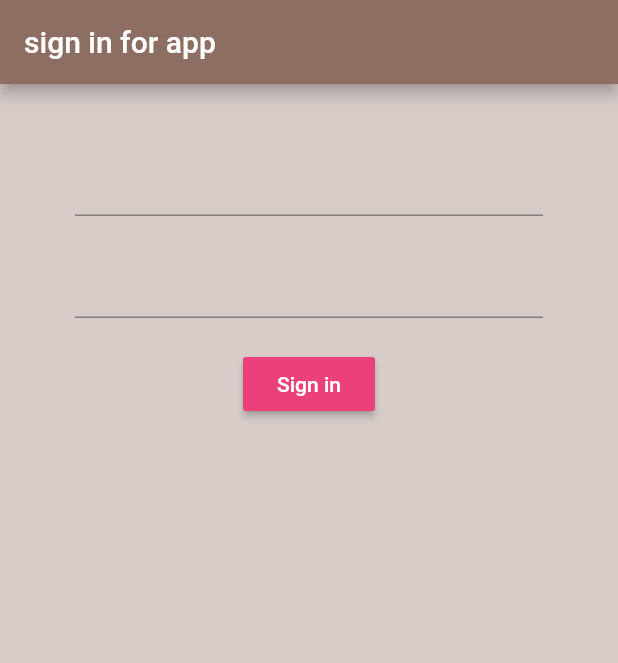
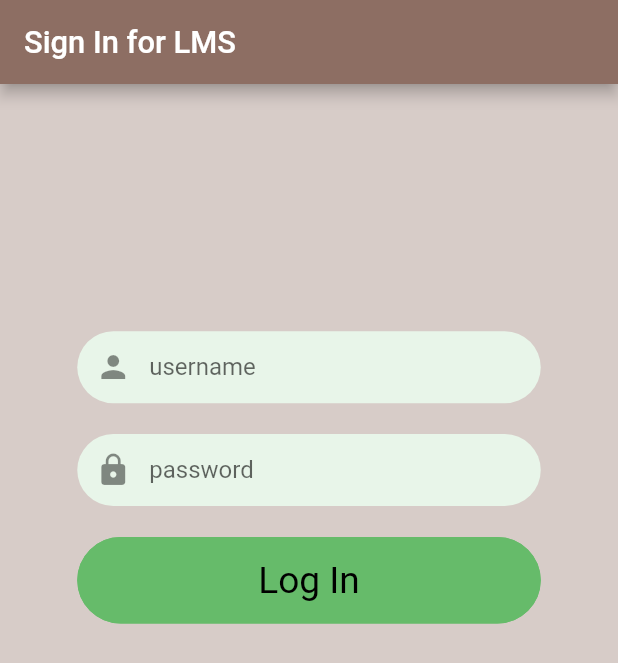
Before and after one commit to ShanManage/FlutterLMS, a Flutter app: the screen it shows after launch, on a phone screen of 412 x 824 dp. Shown: the top 663 px of the screen. Run offline on Flutter 3.47's test engine with Material 2 defaults, Android fonts, the phone set to English and light mode, and no system bars; our stand-ins replace cloud_firestore, firebase_auth, firebase_core; accounts and stored records are empty.

Commit message:
change sign in func

```diff
--- a/lib/main.dart
+++ b/lib/main.dart
@@ -19,6 +19,7 @@ class MyApp extends StatelessWidget {
       value: AuthService().user,
       child: MaterialApp(
         home: Wrapper(),
+        debugShowCheckedModeBanner: false,
       ),
     );
   }
--- a/lib/screens/authenticate/sign_in.dart
+++ b/lib/screens/authenticate/sign_in.dart
@@ -1,3 +1,7 @@
+import 'package:LoginSample/screens/CostomWidgets/CostomText.dart';
+import 'package:LoginSample/screens/CostomWidgets/CustomButton.dart';
+import 'package:LoginSample/screens/CostomWidgets/CustomFormField.dart';
+import 'package:LoginSample/screens/shared/sizeConfig.dart';
 import 'package:LoginSample/services/auth.dart';
 import 'package:flutter/material.dart';
 
@@ -7,67 +11,74 @@ class SignIn extends StatefulWidget {
 }
 
 class _SignInState extends State<SignIn> {
+  double blockHeight = SizeConfig.safeBlockVertical;
+  double blockWidth = SizeConfig.safeBlockHorizontal;
+
   final AuthService _auth = AuthService();
   final _formKey = GlobalKey<FormState>();
+  final userNameController = TextEditingController();
+  final passController = TextEditingController();
 
-  String email = '';
-  String password = '';
   String error = '';
+
+  onClickSignIn() {
+    if (_formKey.currentState.validate()) {
+      _auth.signIn(userNameController.text, passController.text);
+      // dynamic result = await _auth.signInWithEmailAndPassword(email, password);
+      // if (result == null) {
+      //   setState(() => error = 'could not sign in with this credential.!');
+      // }
+    }
+  }
 
   @override
   Widget build(BuildContext context) {
-    return Scaffold(
+    return SafeArea(
+      child: Scaffold(
         backgroundColor: Colors.brown[100],
         appBar: AppBar(
           backgroundColor: Colors.brown[400],
-        title: Text('sign in for app'),
+          title: CustomText(text: "Sign In for LMS"),
         ),
-      body: Container(
-          padding: EdgeInsets.symmetric(vertical: 20.0, horizontal: 50.0),
+        body: SingleChildScrollView(
+          child: Container(
+              padding: EdgeInsets.symmetric(
+                  vertical: blockHeight * 20, horizontal: blockWidth * 12.5),
               child: Form(
                 key: _formKey,
                 child: Column(
                   children: [
-                SizedBox(height: 20.0),
-                TextFormField(
-                    validator: (val) =>
-                        val.isEmpty ? "Please enter email" : null,
-                    onChanged: (val) {
-                      setState(() => email = val);
-                    }),
-                SizedBox(height: 20.0),
-                TextFormField(
-                    validator: (val) =>
-                        val.isEmpty ? "Please enter email" : null,
-                    obscureText: true,
-                    onChanged: (val) {
-                      setState(() => password = val);
-                    }),
-                SizedBox(height: 20.0),
-                RaisedButton(
-                    color: Colors.pink[400],
-                    child: Text(
-                      "Sign in",
-                      style: TextStyle(color: Colors.white),
+                    CustomFormField(
+                      hintText: "username",
+                      isPass: false,
+                      fieldController: userNameController,
+                      prefixIcon: Icons.person,
                     ),
-                    onPressed: () async {
-                      if (_formKey.currentState.validate()) {
-                        dynamic result = await _auth.signInWithEmailAndPassword(
-                            email, password);
-                        if (result == null) {
-                          setState(() => error =
-                              'could not sign in with this credential.!');
-                        }
-                      }
-                    }),
-                SizedBox(height: 12.0),
-                Text(
-                  error,
-                  style: TextStyle(color: Colors.red, fontSize: 14.0),
-                )
+                    SizedBox(height: blockHeight * 2.5),
+                    CustomFormField(
+                      hintText: "password",
+                      isPass: true,
+                      fieldController: passController,
+                      prefixIcon: Icons.lock,
+                    ),
+                    SizedBox(height: blockHeight * 2.5),
+                    CustomButton(
+                      title: "Log In",
+                      bgColor: Colors.green[400],
+                      textColor: Colors.black,
+                      callback: () {
+                        onClickSignIn();
+                      },
+                    ),
+                    // Text(
+                    //   error,
+                    //   style: TextStyle(color: Colors.red, fontSize: 14.0),
+                    // )
                   ],
                 ),
               )),
+        ),
+      ),
     );
   }
 }
--- a/lib/screens/wrapper.dart
+++ b/lib/screens/wrapper.dart
@@ -10,6 +10,8 @@ class Wrapper extends StatelessWidget {
   @override
   Widget build(BuildContext context) {
     SizeConfig().init(context);
+    double blockHeight = SizeConfig.safeBlockVertical;
+    double blockWidth = SizeConfig.safeBlockHorizontal;
     final user = Provider.of<LocalUser>(context);
 
     if (user == null) {
--- a/lib/services/auth.dart
+++ b/lib/services/auth.dart
@@ -1,10 +1,10 @@
 import 'package:LoginSample/models/user.dart';
-// import 'package:cloud_firestore/cloud_firestore.dart';
+import 'package:cloud_firestore/cloud_firestore.dart';
 import 'package:firebase_auth/firebase_auth.dart';
 
 class AuthService {
   final FirebaseAuth _auth = FirebaseAuth.instance;
-  // final FirebaseFirestore _firestore = FirebaseFirestore.instance;
+  final firestoreInstance = FirebaseFirestore.instance;
 
   // String _grade;
 
@@ -55,4 +55,11 @@ class AuthService {
       return null;
     }
   }
+
+  Future signIn(String username, String password) {
+    firestoreInstance.collection("users").doc(username).get().then((value) {
+      print(value.exists);
+      // print(value);
+    });
+  }
 }
```
Also changed, not shown: lib/screens/CostomWidgets/CustomCard.dart (added, +41 -0 lines). Lines whose indentation alone changed are shown as unchanged.
